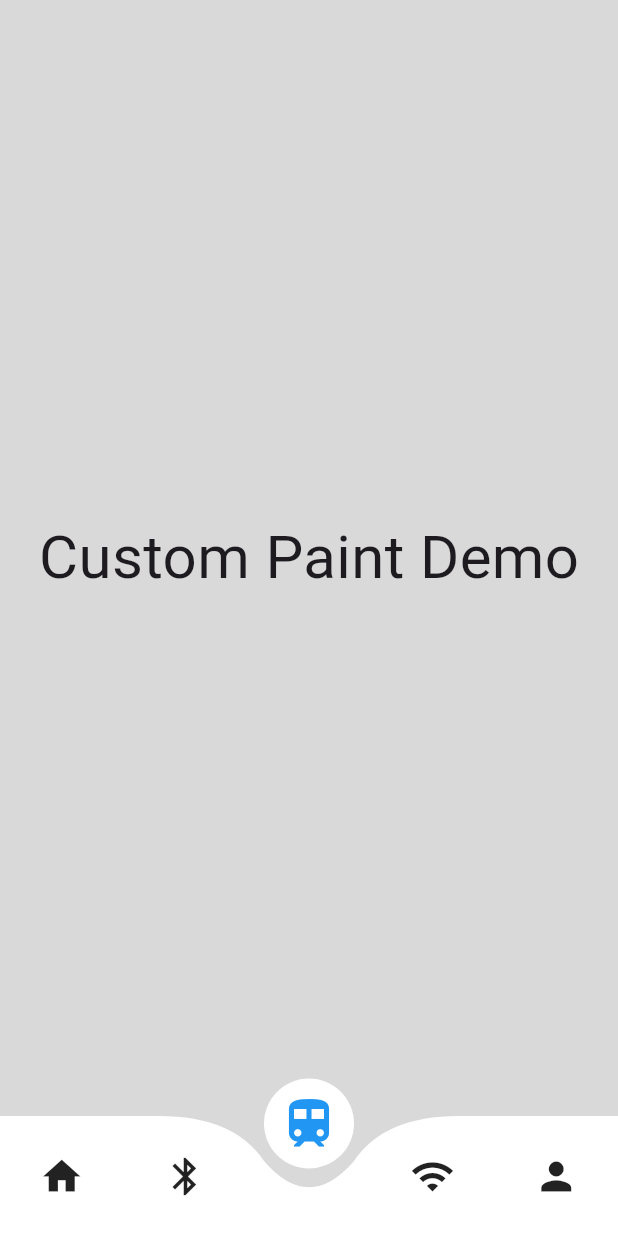
After one commit to lalan-desai-28/Flutter-Trainee-2025, a Flutter app: the CustomPaintTaskScreen screen opened by its route, on a phone screen of 412 x 824 dp. The commit adds this screen. Run offline on Flutter 3.47's test engine with Material 3 defaults, Android fonts, the light colour scheme and no system bars; our stand-ins replace file_picker.

Commit message:
Static ui completed

```diff
--- a/lib/main_app.dart
+++ b/lib/main_app.dart
@@ -2,6 +2,7 @@
 import 'package:flutter_trainee_2025/screens/animations/animation_task_screen.dart';
 import 'package:flutter_trainee_2025/screens/applying_styles/applying_styles_task_screen.dart';
 import 'package:flutter_trainee_2025/screens/asset_images_and_fonts/asset_image_fonts_task_screen.dart';
+import 'package:flutter_trainee_2025/screens/custom_paint/custom_paint_task_screen.dart';
 import 'package:flutter_trainee_2025/screens/dialog_tabbar_navigationbar_custom_widgets/dialog_tabbar_navigationbar_csutom_widget_task_screen.dart';
 import 'package:flutter_trainee_2025/screens/isolates/isolates_task_screen.dart';
 import 'package:flutter_trainee_2025/screens/json/json_task_screen.dart';
@@ -44,6 +45,7 @@
       "/isolates_screen": (context) => const IsolatesTaskScreen(),
       "/animation_screen": (context) => const AnimationTaskScreen(),
       "/json_screen": (context) => const JsonTaskScreen(),
+      "/custom_paint_screen": (context) => const CustomPaintTaskScreen(),
     };
   }
 
--- /dev/null
+++ b/lib/screens/custom_paint/custom_paint_task_screen.dart
@@ -0,0 +1,52 @@
+import 'package:flutter/material.dart';
+import 'package:flutter_trainee_2025/painters/bottom_navigation_bar_painter.dart';
+
+class CustomPaintTaskScreen extends StatefulWidget {
+  const CustomPaintTaskScreen({super.key});
+
+  @override
+  State<CustomPaintTaskScreen> createState() => _CustomPaintTaskScreenState();
+}
+
+class _CustomPaintTaskScreenState extends State<CustomPaintTaskScreen> {
+  Widget _bottomButton(IconData iconData, VoidCallback onPressed) {
+    return Expanded(
+      child: InkWell(onTap: onPressed, child: Icon(iconData, size: 30)),
+    );
+  }
+
+  Widget _buildBottomNavigationBar() {
+    return SizedBox(
+      height: 80,
+      child: CustomPaint(
+        painter: BottomNavigationBarPainter(),
+        child: Row(
+          crossAxisAlignment: CrossAxisAlignment.center,
+          mainAxisAlignment: MainAxisAlignment.center,
+          children: [
+            _bottomButton(Icons.home, () {}),
+            _bottomButton(Icons.bluetooth, () {}),
+            Spacer(),
+            _bottomButton(Icons.wifi, () {}),
+            _bottomButton(Icons.person, () {}),
+          ],
+        ),
+      ),
+    );
+  }
+
+  Widget _buildBody() {
+    return Center(
+      child: Text("Custom Paint Demo", style: TextStyle(fontSize: 40)),
+    );
+  }
+
+  @override
+  Widget build(BuildContext context) {
+    return Scaffold(
+      bottomNavigationBar: _buildBottomNavigationBar(),
+      backgroundColor: const Color.fromARGB(255, 217, 217, 217),
+      body: _buildBody(),
+    );
+  }
+}
--- a/lib/screens/main_screen.dart
+++ b/lib/screens/main_screen.dart
@@ -61,6 +61,10 @@
                 title: "Json Serialization and Deserialization",
                 routePath: '/json_screen',
               ),
+              TaskButton(
+                title: "Custom Paint",
+                routePath: '/custom_paint_screen',
+              ),
             ],
           ),
         ),
```
Also changed, not shown: lib/painters/bottom_navigation_bar_painter.dart (added, +66 -0 lines).
